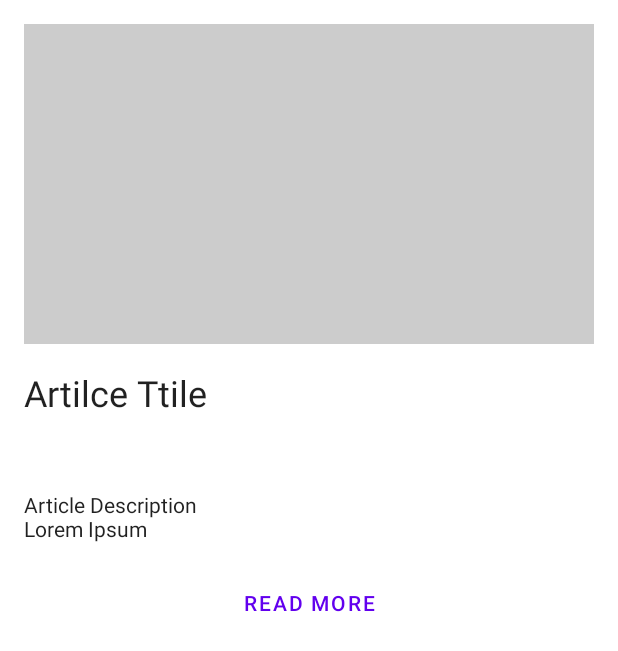
After one commit to jurajkusnier/news-reader, an Android app: the layout detail_fragment_body.xml on its own in the app's theme, with its tools: preview values and no code run, on a phone screen of 412 x 824 dp. The commit adds this screen. Shown: the top 651 px of the screen. Run offline under Robolectric (Android 15) with nearby library versions, the phone set to English and light mode, and no system bars.

Commit message:
DetailFragment

```diff
--- a/app/build.gradle
+++ b/app/build.gradle
@@ -87,6 +87,9 @@ dependencies {
     implementation "androidx.navigation:navigation-fragment-ktx:$nav_version"
     implementation "androidx.navigation:navigation-ui-ktx:$nav_version"
 
+    // Coil
+    implementation "io.coil-kt:coil:1.2.1"
+
     // Utils
     coreLibraryDesugaring 'com.android.tools:desugar_jdk_libs:1.1.5'
 
--- a/app/src/main/java/com/jurajkusnier/newsreader/db/NewsDao.kt
+++ b/app/src/main/java/com/jurajkusnier/newsreader/db/NewsDao.kt
@@ -11,6 +11,9 @@ interface NewsDao {
     @Query("SELECT * FROM articles")
     fun getAll(): Flow<List<ArticleEntity>>
 
+    @Query("SELECT * FROM articles WHERE id = :id")
+    fun getArticle(id:Int): Flow<ArticleEntity>
+
     @Insert
     fun insert(articles: List<ArticleEntity>)
 
--- a/app/src/main/java/com/jurajkusnier/newsreader/util/DateExt.kt
+++ b/app/src/main/java/com/jurajkusnier/newsreader/util/DateExt.kt
@@ -5,3 +5,6 @@ import java.util.*
 
 fun Date.toUIFormat(context: Context): String =
     android.text.format.DateFormat.getDateFormat(context).format(this)
+
+fun Date.toMediumUIFormat(context: Context): String =
+    android.text.format.DateFormat.getMediumDateFormat(context).format(this)
--- /dev/null
+++ b/app/src/main/res/drawable/image_placeholder.xml
@@ -0,0 +1,4 @@
+<?xml version="1.0" encoding="utf-8"?>
+<shape xmlns:android="http://schemas.android.com/apk/res/android">
+    <solid android:color="#CCCCCC" />
+</shape>
--- /dev/null
+++ b/app/src/main/res/layout/detail_fragment_body.xml
@@ -0,0 +1,72 @@
+<?xml version="1.0" encoding="utf-8"?>
+<androidx.constraintlayout.widget.ConstraintLayout xmlns:android="http://schemas.android.com/apk/res/android"
+    xmlns:app="http://schemas.android.com/apk/res-auto"
+    xmlns:tools="http://schemas.android.com/tools"
+    android:paddingStart="16dp"
+    android:paddingEnd="16dp"
+    android:layout_width="match_parent"
+    android:layout_height="wrap_content">
+
+    <ImageView
+        android:layout_marginTop="16dp"
+        android:id="@+id/article_image"
+        android:layout_width="match_parent"
+        android:layout_height="0dp"
+        android:src="@drawable/image_placeholder"
+        android:scaleType="centerCrop"
+        app:layout_constraintDimensionRatio="16:9"
+        app:layout_constraintTop_toTopOf="parent"
+        tools:src="@tools:sample/backgrounds/scenic" />
+
+    <TextView
+        android:layout_marginTop="16dp"
+        app:layout_constraintTop_toBottomOf="@id/article_image"
+        android:id="@+id/article_title"
+        style="@style/TextAppearance.MaterialComponents.Headline5"
+        tools:text="Artilce Ttile"
+        android:layout_width="match_parent"
+        android:layout_height="wrap_content" />
+
+    <TextView
+        app:layout_constraintTop_toBottomOf="@id/article_title"
+        android:id="@+id/article_author"
+        android:layout_marginTop="16dp"
+        style="@style/TextAppearance.AppCompat.Caption"
+        tools:text="@tools:sample/full_names"
+        app:layout_constraintStart_toStartOf="parent"
+        app:layout_constraintEnd_toStartOf="@id/article_published_date"
+        android:layout_width="0dp"
+        android:layout_marginEnd="16dp"
+        android:ellipsize="end"
+        android:maxLines="1"
+        android:layout_height="wrap_content" />
+
+    <TextView
+        app:layout_constraintTop_toBottomOf="@id/article_title"
+        android:id="@+id/article_published_date"
+        android:layout_marginTop="16dp"
+        style="@style/TextAppearance.AppCompat.Caption"
+        tools:text="@tools:sample/date/ddmmyy"
+        app:layout_constraintEnd_toEndOf="parent"
+        android:layout_width="wrap_content"
+        android:layout_height="wrap_content" />
+
+    <TextView
+        app:layout_constraintTop_toBottomOf="@id/article_author"
+        android:id="@+id/article_description"
+        android:layout_marginTop="16dp"
+        style="@style/TextAppearance.AppCompat.Body1"
+        tools:text="Article Description\nLorem Ipsum"
+        android:layout_width="match_parent"
+        android:layout_height="wrap_content" />
+
+    <Button
+        android:text="@string/read_more"
+        style="@style/Widget.MaterialComponents.Button.TextButton"
+        android:layout_marginTop="16dp"
+        app:layout_constraintTop_toBottomOf="@id/article_description"
+        android:id="@+id/button_read_more"
+        android:layout_width="match_parent"
+        android:layout_height="wrap_content" />
+
+</androidx.constraintlayout.widget.ConstraintLayout>
--- a/app/src/main/res/values/strings.xml
+++ b/app/src/main/res/values/strings.xml
@@ -4,6 +4,6 @@
     <string name="anonymous">Anonymous</string>
     <string name="refresh">Refresh</string>
     <string name="refresh_content_description">Refresh articles</string>
-    <!-- TODO: Remove or change this placeholder text -->
-    <string name="hello_blank_fragment">Hello blank fragment</string>
+    <string name="article_from">Article from %s</string>
+    <string name="read_more">Read More</string>
 </resources>
```
Also changed, not shown: app/src/main/java/com/jurajkusnier/newsreader/news/NewsRepository.kt (+38 -2 lines), app/src/main/java/com/jurajkusnier/newsreader/ui/detail/DetailFragment.kt (+48 -0 lines), app/src/main/java/com/jurajkusnier/newsreader/ui/detail/DetailRepository.kt (added, +12 -0 lines), app/src/main/java/com/jurajkusnier/newsreader/ui/detail/DetailViewModel.kt (added, +35 -0 lines), app/src/main/java/com/jurajkusnier/newsreader/ui/main/MainFragment.kt (+7 -2 lines), app/src/main/java/com/jurajkusnier/newsreader/ui/main/NewsAdapter.kt (+4 -4 lines), app/src/main/res/layout/detail_fragment.xml (+25 -5 lines), app/src/main/res/navigation/nav_graph.xml (+6 -1 lines).
